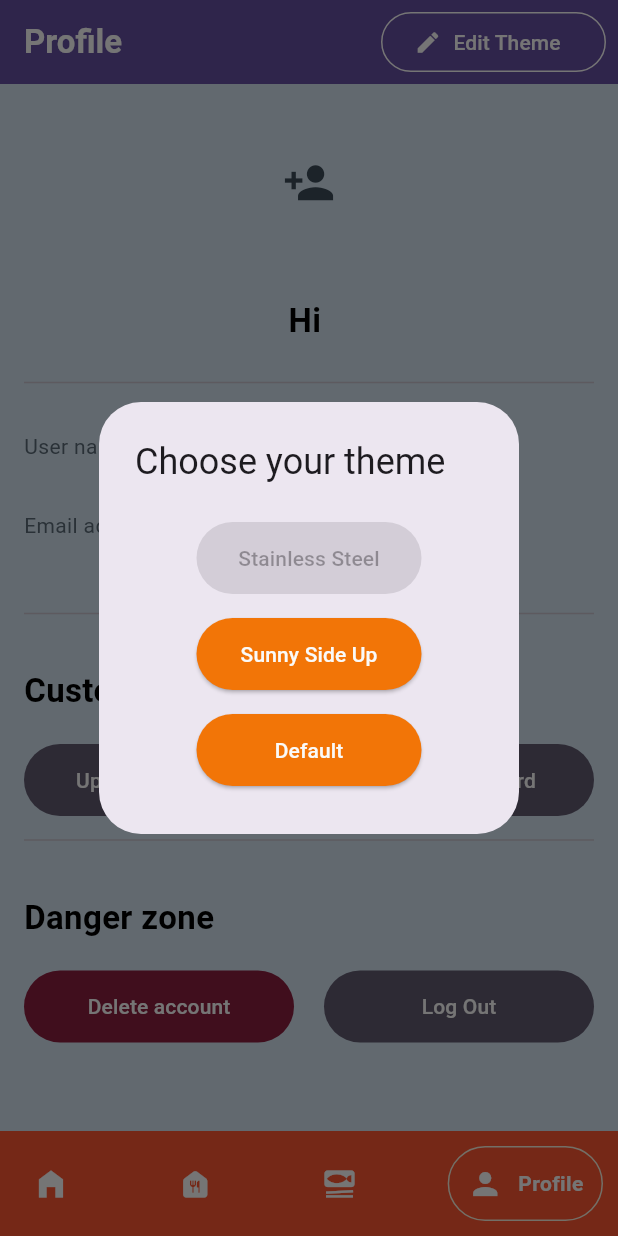
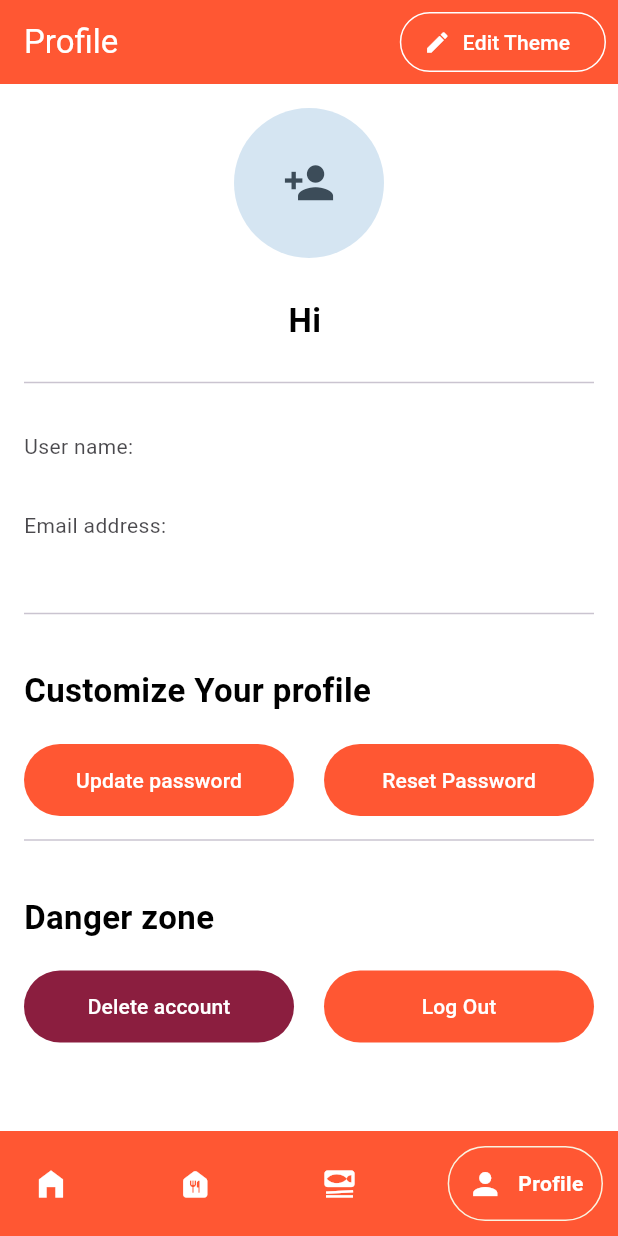
Before and after one commit to VladConstantinescu02/Diploma_Project, a Flutter app: the ProfileScreen screen opened by its route, after a tap on "Edit Theme", on a phone screen of 412 x 824 dp. Run offline on Flutter 3.47's test engine with Material 3 defaults, Android fonts, the phone set to English and light mode, and no system bars; drawn by our look-alikes of google_nav_bar; our stand-ins replace cloud_firestore, firebase_auth, firebase_core, firebase_storage, flutter_riverpod, flutter_slidable and 3 more; accounts and stored records are empty; network calls fail.

Commit message:
Feature drop

```diff
--- a/lib/features/profile/screens/profile_screen.dart
+++ b/lib/features/profile/screens/profile_screen.dart
@@ -1,6 +1,5 @@
 import 'package:diploma_prj/features/profile/services/delete_user_service.dart';
 import 'package:diploma_prj/features/profile/widgets/info_display_widget.dart';
-import 'package:diploma_prj/features/profile/widgets/theme_change_widget.dart';
 import 'package:diploma_prj/shared/widgets/alert_dialog_box.dart';
 import 'package:diploma_prj/shared/widgets/three_textbox_dialog_box.dart';
 import 'package:diploma_prj/shared/widgets/two_textbox_dialog_box.dart';
@@ -18,26 +17,20 @@ import '../../../shared/widgets/profile_picture.dart';
 class ProfileScreen extends ConsumerWidget {
   const ProfileScreen({super.key});
 
+  get pickProfileImage => null;
+
   @override
   Widget build(BuildContext context, WidgetRef ref) {
     final authService = ref.watch(authServiceProvider);
     final username = authService.username ?? 'there!';
     final email = authService.email ?? 'you@mail.com';
 
-    // Get theme-based colors:
-    final theme = Theme.of(context);
-    final primaryColor = theme.colorScheme.primary;
-    final backgroundColor = theme.scaffoldBackgroundColor;
-    final buttonColor = theme.colorScheme.secondary;
-    final dialogBackgroundColor = backgroundColor;
-    const dangerColor = Color(0xFF8B1E3F);
-
     return Scaffold(
-      backgroundColor: backgroundColor,
+      backgroundColor: Colors.white,
       appBar: AppBar(
         centerTitle: false,
         elevation: 0,
-        backgroundColor: primaryColor,
+        backgroundColor: const Color(0xFFFF5733),
         foregroundColor: Colors.white,
         title: const Text("Profile"),
         actions: <Widget>[
@@ -46,15 +39,12 @@ class ProfileScreen extends ConsumerWidget {
             child: ElevatedButton.icon(
               style: ElevatedButton.styleFrom(
                 elevation: 0,
-                backgroundColor: primaryColor,
+                backgroundColor: const Color(0xFFFF5733),
                 foregroundColor: Colors.white,
                 side: const BorderSide(width: 1, color: Colors.white),
               ),
               onPressed: () {
-                showDialog(
-                  context: context,
-                  builder: (context) => const ThemeSwitcher(),
-                );
+
               },
               icon: const Icon(Icons.edit),
               label: const Text("Edit Theme"),
@@ -75,7 +65,7 @@ class ProfileScreen extends ConsumerWidget {
               child: Align(
                 alignment: Alignment.center,
                 child: Row(
-                  mainAxisSize: MainAxisSize.min,
+                  mainAxisSize: MainAxisSize.min, // Keep it compact
                   children: [
                     const Text(
                       'Hi ',
@@ -87,6 +77,7 @@ class ProfileScreen extends ConsumerWidget {
                     ),
                     Text(
                       username,
+                      // Replace with actual username variable if needed
                       style: const TextStyle(
                         fontSize: 22,
                         fontWeight: FontWeight.w600,
@@ -97,11 +88,11 @@ class ProfileScreen extends ConsumerWidget {
                 ),
               ),
             ),
-            const Divider(height: 32),
+            const Divider(height: 16.0 * 2),
             MyInfo(infoText: username, titleText: 'User name:'),
             MyInfo(infoText: email, titleText: 'Email address:'),
             const SizedBox(height: 16.0),
-            const Divider(height: 32),
+            const Divider(height: 16.0 * 2),
             const Align(
               alignment: Alignment.centerLeft,
               child: Padding(
@@ -123,7 +114,7 @@ class ProfileScreen extends ConsumerWidget {
                   child: ElevatedButton(
                     style: ElevatedButton.styleFrom(
                       elevation: 0,
-                      backgroundColor: buttonColor,
+                      backgroundColor: const Color(0xFFFF5733),
                       foregroundColor: Colors.white,
                       minimumSize: const Size(double.infinity, 48),
                       shape: const StadiumBorder(),
@@ -139,30 +130,37 @@ class ProfileScreen extends ConsumerWidget {
                           icon1: Icons.email_outlined,
                           icon2: Icons.password_outlined,
                           icon3: Icons.edit,
-                          buttonColor: buttonColor,
-                          buttonTextColor: Colors.white,
+                          buttonColor: const Color(0xFFF27507),
+                          buttonTextColor: const Color(0xFFFAFAF9),
                           buttonText: 'Confirm',
-                          dialogBackgroundColor: dialogBackgroundColor,
-                          onSubmit: (currentPassword, newPassword, email) async {
+                          dialogBackgroundColor: const Color(0xFFFAFAF9),
+                          onSubmit:
+                              (currentPassword, newPassword, email) async {
                             try {
-                              await authService.resetPasswordFromCurrentPassword(
+                              await authService
+                                  .resetPasswordFromCurrentPassword(
                                 currentPassword: currentPassword,
                                 newPassword: newPassword,
                                 email: email,
                               );
+
                               if (!context.mounted) return;
+
                               ScaffoldMessenger.of(context).showSnackBar(
                                 const SnackBar(
-                                  content: Text("Password updated successfully!"),
+                                  content:
+                                  Text("Password updated successfully!"),
                                   backgroundColor: Colors.green,
                                 ),
                               );
                             } on Exception catch (e) {
                               if (!context.mounted) return;
+
                               ScaffoldMessenger.of(context).showSnackBar(
                                 SnackBar(
-                                  content: Text("Failed to update password: ${e.toString()}"),
-                                  backgroundColor: dangerColor,
+                                  content: Text(
+                                      "Failed to update password: ${e.toString()}"),
+                                  backgroundColor: const Color(0xFF8B1E3F),
                                 ),
                               );
                             }
@@ -173,13 +171,15 @@ class ProfileScreen extends ConsumerWidget {
                     child: const Text("Update password"),
                   ),
                 ),
-                const Spacer(),
+                const Spacer(
+                  flex: 1,
+                ),
                 SizedBox(
                   width: 180,
                   child: ElevatedButton(
                     style: ElevatedButton.styleFrom(
                       elevation: 0,
-                      backgroundColor: buttonColor,
+                      backgroundColor: const Color(0xFFFF5733),
                       foregroundColor: Colors.white,
                       minimumSize: const Size(double.infinity, 48),
                       shape: const StadiumBorder(),
@@ -191,20 +191,23 @@ class ProfileScreen extends ConsumerWidget {
                           title: 'Reset your password!',
                           label: 'Email',
                           icon: Icons.emergency_rounded,
-                          buttonColor: buttonColor,
+                          buttonColor: const Color(0xFFF27507),
                           buttonText: 'Reset',
-                          buttonTextColor: Colors.white,
-                          dialogBackgroundColor: dialogBackgroundColor,
+                          buttonTextColor: const Color(0xFFFAFAF9),
+                          dialogBackgroundColor: const Color(0xFFFAFAF9),
                           onSubmit: (email) async {
                             try {
                               await authService.resetPassword(email: email);
                             } on FirebaseAuthException catch (e) {
-                              String errorMessage = getFirebaseAuthErrorMessage(e);
+                              String errorMessage =
+                              getFirebaseAuthErrorMessage(e);
+
                               if (!context.mounted) return;
+
                               ScaffoldMessenger.of(context).showSnackBar(
                                 SnackBar(
                                     content: Text(errorMessage),
-                                    backgroundColor: dangerColor),
+                                    backgroundColor: const Color(0xFF8B1E3F)),
                               );
                             }
                           },
@@ -216,7 +219,7 @@ class ProfileScreen extends ConsumerWidget {
                 ),
               ],
             ),
-            const Divider(height: 32),
+            const Divider(height: 16.0 * 2),
             const Align(
               alignment: Alignment.centerLeft,
               child: Padding(
@@ -236,7 +239,7 @@ class ProfileScreen extends ConsumerWidget {
                   child: ElevatedButton(
                     style: ElevatedButton.styleFrom(
                       elevation: 0,
-                      backgroundColor: dangerColor,
+                      backgroundColor: const Color(0xFF8B1E3F),
                       foregroundColor: Colors.white,
                       minimumSize: const Size(double.infinity, 48),
                       shape: const StadiumBorder(),
@@ -250,28 +253,33 @@ class ProfileScreen extends ConsumerWidget {
                           label2: 'Enter your password',
                           icon1: Icons.email_outlined,
                           icon2: Icons.password_outlined,
-                          buttonColor: dangerColor,
-                          buttonTextColor: Colors.white,
+                          buttonColor: const Color(0xFF8B1E3F),
+                          buttonTextColor: const Color(0xFFFAFAF9),
                           buttonText: 'Goodbye!',
-                          dialogBackgroundColor: dialogBackgroundColor,
+                          dialogBackgroundColor: const Color(0xFFFAFAF9),
                           onSubmit: (email, password) async {
                             try {
-                              final deleteUserService = ref.read(deleteUserServiceProvider);
-                              await deleteUserService.deleteAccount(email: email, password: password);
+                              final deleteUserService =
+                              ref.read(deleteUserServiceProvider);
+                              await deleteUserService.deleteAccount(
+                                  email: email, password: password);
                             } on FirebaseAuthException catch (e) {
                               if (!context.mounted) return;
-                              String errorMessage = getFirebaseAuthErrorMessage(e);
+
+                              String errorMessage =
+                              getFirebaseAuthErrorMessage(e);
                               ScaffoldMessenger.of(context).showSnackBar(
                                 SnackBar(
-                                  content: Text(errorMessage),
-                                  backgroundColor: dangerColor,
-                                ),
+                                    content: Text(errorMessage),
+                                    backgroundColor: const Color(0xFF8B1E3F)),
                               );
                             } catch (e) {
                               if (!context.mounted) return;
+
                               ScaffoldMessenger.of(context).showSnackBar(
                                 const SnackBar(
-                                  content: Text("An unexpected error occurred."),
+                                  content:
+                                  Text("An unexpected error occurred."),
                                   backgroundColor: Color(0xFF8B1E3F),
                                 ),
                               );
@@ -283,13 +291,15 @@ class ProfileScreen extends ConsumerWidget {
                     child: const Text("Delete account"),
                   ),
                 ),
-                const Spacer(),
+                const Spacer(
+                  flex: 1,
+                ),
                 SizedBox(
                   width: 180,
                   child: ElevatedButton(
                     style: ElevatedButton.styleFrom(
                       elevation: 0,
-                      backgroundColor: buttonColor,
+                      backgroundColor: const Color(0xFFFF5733),
                       foregroundColor: Colors.white,
                       minimumSize: const Size(double.infinity, 48),
                       shape: const StadiumBorder(),
@@ -302,14 +312,15 @@ class ProfileScreen extends ConsumerWidget {
                           content: 'Are you sure?',
                           confirmText: 'Yup!',
                           cancelText: 'Stay logged in',
-                          backgroundColor: dialogBackgroundColor,
-                          textButtonColorCancel: Colors.white,
-                          buttonCancel: buttonColor,
-                          buttonConfirm: dangerColor,
-                          textButtonColorConfirm: Colors.white,
+                          backgroundColor: const Color(0xFFFAFAF9),
+                          textButtonColorCancel: const Color(0xFFFAFAF9),
+                          buttonCancel: const Color(0xFFF27507),
+                          buttonConfirm: const Color(0xFF8B1E3F),
+                          textButtonColorConfirm: const Color(0xFFFAFAF9),
                           onConfirm: () async {
                             try {
                               await authService.signOut();
+
                               if (context.mounted) {
                                 context.go('/login');
                               }
--- a/lib/features/profile/widgets/theme_change_widget.dart
+++ /dev/null
@@ -1,57 +0,0 @@
-import 'package:flutter/material.dart';
-import 'package:flutter_riverpod/flutter_riverpod.dart';
-import '../../../shared/providers/theme_provider.dart';
-
-class ThemeSwitcher extends ConsumerWidget {
-  const ThemeSwitcher({super.key});
-
-  @override
-  Widget build(BuildContext context, WidgetRef ref) {
-    final currentTheme = ref.watch(themeProvider);
-
-    return AlertDialog(
-      title: const Text("Choose your theme"),
-      content: Column(
-        mainAxisSize: MainAxisSize.min,
-        children: [
-          Padding(
-            padding: const EdgeInsets.all(8.0),
-            child: ElevatedButton(
-              onPressed: currentTheme == AppTheme.stainlessSteel
-                  ? null // disable if current
-                  : () {
-                ref.read(themeProvider.notifier).state = AppTheme.stainlessSteel;
-                Navigator.of(context).pop();
-              },
-              child: const Text("Stainless Steel"),
-            ),
-          ),
-          Padding(
-            padding: const EdgeInsets.all(8.0),
-            child: ElevatedButton(
-              onPressed: currentTheme == AppTheme.sunnySideUp
-                  ? null
-                  : () {
-                ref.read(themeProvider.notifier).state = AppTheme.sunnySideUp;
-                Navigator.of(context).pop();
-              },
-              child: const Text("Sunny Side Up"),
-            ),
-          ),
-          Padding(
-            padding: const EdgeInsets.all(8.0),
-            child: ElevatedButton(
-              onPressed: currentTheme == AppTheme.defaultTheme
-                  ? null
-                  : () {
-                ref.read(themeProvider.notifier).state = AppTheme.defaultTheme;
-                Navigator.of(context).pop();
-              },
-              child: const Text("Default"),
-            ),
-          ),
-        ],
-      ),
-    );
-  }
-}
--- a/lib/main.dart
+++ b/lib/main.dart
@@ -1,4 +1,3 @@
-import 'package:diploma_prj/shared/providers/theme_provider.dart';
 import 'package:flutter/material.dart';
 import 'package:flutter_riverpod/flutter_riverpod.dart';
 import 'config/routing/router_configuration.dart';
@@ -21,12 +20,13 @@ class MyApp extends ConsumerWidget {
   @override
   Widget build(BuildContext context, WidgetRef ref) {
     final router = ref.watch(routerProvider);
-    final theme = ref.watch(appThemeDataProvider);
 
     return MaterialApp.router(
       routerConfig: router,
       title: 'App',
-      theme: theme,
+      theme: ThemeData(
+        primaryColor: const Color(0xFFF27507),
+      ),
     );
   }
 }
--- a/lib/shared/providers/theme_provider.dart
+++ /dev/null
@@ -1,31 +0,0 @@
-import 'package:diploma_prj/shared/themes/default_theme.dart';
-import 'package:flutter/material.dart';
-import 'package:flutter_riverpod/flutter_riverpod.dart';
-
-import '../themes/stainless_steel_theme.dart';
-import '../themes/sunny_side_up_theme.dart';
-
-enum AppTheme {
-  sunnySideUp,
-  stainlessSteel,
-  defaultTheme,
-}
-
-// First, import your previously defined themes
-// Assume you already have stainlessSteelTheme and sunnySideUpTheme defined as you wrote above
-
-// Provider for current selected theme
-final themeProvider = StateProvider<AppTheme>((ref) => AppTheme.stainlessSteel);
-
-// Provider that returns the active ThemeData based on AppTheme enum
-final appThemeDataProvider = Provider<ThemeData>((ref) {
-  final theme = ref.watch(themeProvider);
-  switch (theme) {
-    case AppTheme.stainlessSteel:
-      return stainlessSteelTheme;
-    case AppTheme.sunnySideUp:
-      return sunnySideUpTheme;
-    case AppTheme.defaultTheme:
-      return defaultTheme;
-  }
-});
--- a/lib/shared/themes/default_theme.dart
+++ /dev/null
@@ -1,44 +0,0 @@
-import 'package:flutter/material.dart';
-
-// ------------------- Stainless Steel Grayscale Theme -------------------
-
-final ThemeData defaultTheme = ThemeData(
-  brightness: Brightness.light,
-  primaryColor: const Color(0xFF666666), // medium gray
-  scaffoldBackgroundColor: const Color(0xFFF1F1F1), // light gray
-  appBarTheme: const AppBarTheme(
-    backgroundColor: Color(0xFF333333), // dark gray
-    foregroundColor: Color(0xFFF9F9F9), // soft white
-    elevation: 0,
-  ),
-  textTheme: const TextTheme(
-    bodyLarge: TextStyle(color: Color(0xFF333333)),
-    bodyMedium: TextStyle(color: Color(0xFF333333)),
-    titleLarge: TextStyle(
-      color: Color(0xFF333333),
-      fontWeight: FontWeight.bold,
-      fontSize: 22,
-    ),
-  ),
-  elevatedButtonTheme: ElevatedButtonThemeData(
-    style: ElevatedButton.styleFrom(
-      backgroundColor: const Color(0xFF444444), // button dark gray
-      foregroundColor: const Color(0xFFF9F9F9), // button text soft white
-      shape: const StadiumBorder(),
-      fixedSize: const Size(150, 48), // <-- fixedSize applied to preserve StadiumBorder
-    ),
-  ),
-  inputDecorationTheme: InputDecorationTheme(
-    filled: true,
-    fillColor: const Color(0xFFF9F9F9), // soft white input background
-    focusedBorder: OutlineInputBorder(
-      borderSide: const BorderSide(color: Color(0xFF666666), width: 2.0), // focused border medium gray
-      borderRadius: BorderRadius.circular(48.0), // preserved border radius
-    ),
-    border: OutlineInputBorder(
-      borderSide: const BorderSide(color: Color(0xFF333333), width: 2.0), // default border dark gray
-      borderRadius: BorderRadius.circular(48.0), // preserved border radius
-    ),
-    labelStyle: const TextStyle(color: Color(0xFF333333)),
-  ),
-);
```
Also changed, not shown: lib/shared/themes/stainless_steel_theme.dart (deleted, +0 -44 lines), lib/shared/themes/sunny_side_up_theme.dart (deleted, +0 -44 lines).
